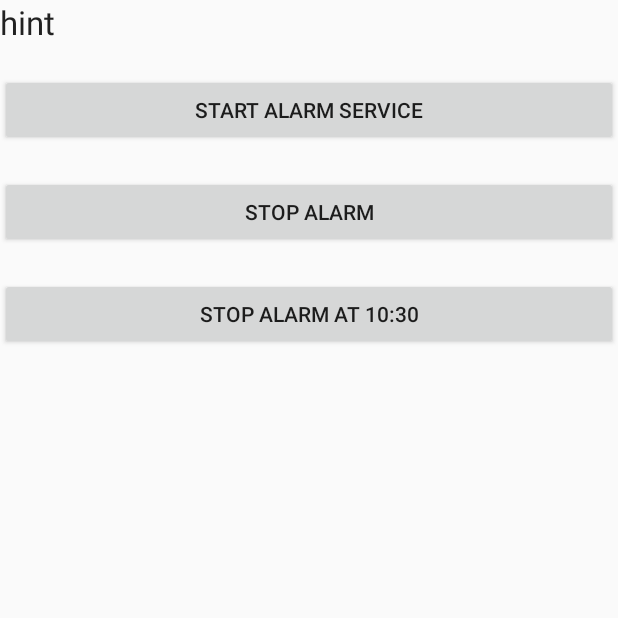
After one commit to elisaherme/CaterPillar, an Android app: the AlarmActivity screen opened directly, with no data from a screen before it, on a phone screen of 412 x 824 dp, the top half of it. The commit adds this screen. Run offline under Robolectric (Android 15) with nearby library versions, the phone set to English and light mode, and no system bars.

Commit message:
Set up alarm and added notification sound

```diff
--- /dev/null
+++ b/app/src/main/java/com/example/caterpillar/AlarmActivity.java
@@ -0,0 +1,87 @@
+package com.example.caterpillar;
+
+import android.media.Ringtone;
+import android.media.RingtoneManager;
+import android.net.Uri;
+import android.support.v7.app.AppCompatActivity;
+import android.os.Bundle;
+import android.app.Activity;
+import android.app.AlarmManager;
+import android.app.PendingIntent;
+import android.content.Context;
+import android.content.Intent;
+import android.os.Bundle;
+import android.view.View;
+import android.widget.Toast;
+import java.util.Calendar;
+
+
+public class AlarmActivity extends AppCompatActivity {
+
+    private PendingIntent pendingIntent;
+
+    @Override
+    protected void onCreate(Bundle savedInstanceState) {
+        super.onCreate(savedInstanceState);
+        setContentView(R.layout.activity_alarm);
+
+        /* Retrieve a PendingIntent that will perform a broadcast */
+        Intent alarmIntent = new Intent(AlarmActivity.this, AlarmReceiver.class);
+        pendingIntent = PendingIntent.getBroadcast(AlarmActivity.this, 0, alarmIntent, 0);
+
+        findViewById(R.id.startAlarm).setOnClickListener(new View.OnClickListener() {
+            @Override
+            public void onClick(View v) {
+                start();
+            }
+        });
+
+        findViewById(R.id.stopAlarm).setOnClickListener(new View.OnClickListener() {
+            @Override
+            public void onClick(View v) {
+                cancel();
+            }
+        });
+
+        findViewById(R.id.stopAlarmAt10).setOnClickListener(new View.OnClickListener() {
+            @Override
+            public void onClick(View v) {
+                startAt10();
+            }
+        });
+    }
+
+    public void start() {
+        AlarmManager manager = (AlarmManager) getSystemService(Context.ALARM_SERVICE);
+        int interval = 8000;
+
+        manager.setInexactRepeating(AlarmManager.RTC_WAKEUP, System.currentTimeMillis(), interval, pendingIntent);
+        Toast.makeText(this, "Alarm Set", Toast.LENGTH_SHORT).show();
+
+        Uri notification = RingtoneManager.getDefaultUri(RingtoneManager.TYPE_NOTIFICATION);
+        Ringtone r = RingtoneManager.getRingtone(getApplicationContext(), notification);
+        r.play();
+    }
+
+    public void cancel() {
+        AlarmManager manager = (AlarmManager) getSystemService(Context.ALARM_SERVICE);
+        manager.cancel(pendingIntent);
+        Toast.makeText(this, "Alarm Canceled", Toast.LENGTH_SHORT).show();
+    }
+
+    public void startAt10() {
+        AlarmManager manager = (AlarmManager) getSystemService(Context.ALARM_SERVICE);
+        int interval = 1000 * 60 * 20;
+
+        /* Set the alarm to start at 10:30 AM */
+        Calendar calendar = Calendar.getInstance();
+        calendar.setTimeInMillis(System.currentTimeMillis());
+        calendar.set(Calendar.HOUR_OF_DAY, 22);
+        calendar.set(Calendar.MINUTE, 58);
+
+        /* Repeating on every 20 minutes interval */
+        manager.setRepeating(AlarmManager.RTC_WAKEUP, calendar.getTimeInMillis(),
+                1000 * 60 * 20, pendingIntent);
+    }
+
+}
--- a/app/src/main/java/com/example/caterpillar/MainActivity.java
+++ b/app/src/main/java/com/example/caterpillar/MainActivity.java
@@ -42,7 +42,7 @@
     }
 
     public void onClickSignOut(View view) {
-        Intent intent = new Intent(this, LoginActivity.class);
+        Intent intent = new Intent(this, AlarmActivity.class);
         startActivity(intent);
     }
 }
--- a/app/src/main/res/layout-sw600dp/activity_main.xml
+++ b/app/src/main/res/layout-sw600dp/activity_main.xml
@@ -12,13 +12,13 @@
         android:layout_width="wrap_content"
         android:layout_height="65dp"
         android:background="@color/colorPrimary"
+        android:onClick="onClickSignOut"
         android:text="SIGN OUT"
         android:textAppearance="@style/TextAppearance.AppCompat.Large"
         android:textColor="@android:color/background_light"
         android:textSize="30sp"
         android:textStyle="bold"
-        android:onClick="onClickSignOut"
-        app:backgroundTint="@color/colorAccent"
+        app:backgroundTint="@color/design_default_color_primary"
         app:cornerRadius="30dp"
         app:layout_constraintBottom_toBottomOf="parent"
         app:layout_constraintEnd_toEndOf="parent"
@@ -137,7 +137,7 @@
         android:textColor="@android:color/background_light"
         android:textSize="30sp"
         android:textStyle="bold"
-        app:backgroundTint="@color/colorPrimaryDark"
+        app:backgroundTint="@color/colorAccent"
         app:cornerRadius="30dp"
         app:layout_constraintBottom_toBottomOf="parent"
         app:layout_constraintEnd_toEndOf="parent"
--- /dev/null
+++ b/app/src/main/res/layout/activity_alarm.xml
@@ -0,0 +1,43 @@
+<?xml version="1.0" encoding="utf-8"?>
+<RelativeLayout xmlns:android="http://schemas.android.com/apk/res/android"
+    xmlns:app="http://schemas.android.com/apk/res-auto"
+    xmlns:tools="http://schemas.android.com/tools"
+    android:layout_width="match_parent"
+    android:layout_height="match_parent"
+    tools:context=".AlarmActivity">
+
+    <TextView
+        android:id="@+id/textView"
+        android:layout_width="wrap_content"
+        android:layout_height="wrap_content"
+        android:layout_marginBottom="20dp"
+        android:text="hint"
+        android:textAppearance="?android:attr/textAppearanceLarge" />
+
+    <Button
+        android:id="@+id/startAlarm"
+        android:layout_width="match_parent"
+        android:layout_height="wrap_content"
+        android:layout_alignParentLeft="true"
+        android:layout_alignParentStart="true"
+        android:layout_below="@+id/textView"
+        android:layout_marginBottom="20dp"
+        android:text="Start Alarm Service" />
+
+    <Button
+        android:id="@+id/stopAlarm"
+        android:layout_width="match_parent"
+        android:layout_height="wrap_content"
+        android:layout_below="@+id/startAlarm"
+        android:layout_marginBottom="20dp"
+        android:text="Stop Alarm" />
+
+
+    <Button
+        android:id="@+id/stopAlarmAt10"
+        android:layout_width="match_parent"
+        android:layout_height="wrap_content"
+        android:layout_below="@+id/stopAlarm"
+        android:text="Stop Alarm at 10:30" />
+
+</RelativeLayout>
--- a/app/src/main/res/values/colors.xml
+++ b/app/src/main/res/values/colors.xml
@@ -3,6 +3,6 @@
     <color name="colorPrimary">#565454</color>
     <color name="colorPrimaryDark">#61C0B2</color>
     <color name="colorAccent">#F07981</color>
-    <color name="colorMorning">#FFDC92</color>
+    <color name="colorMorning">#FAB41F</color>
     <color name="black">#000000</color>
 </resources>
```
Also changed, not shown: app/src/main/AndroidManifest.xml (+6 -3 lines), app/src/main/java/com/example/caterpillar/AlarmReceiver.java (added, +22 -0 lines).
